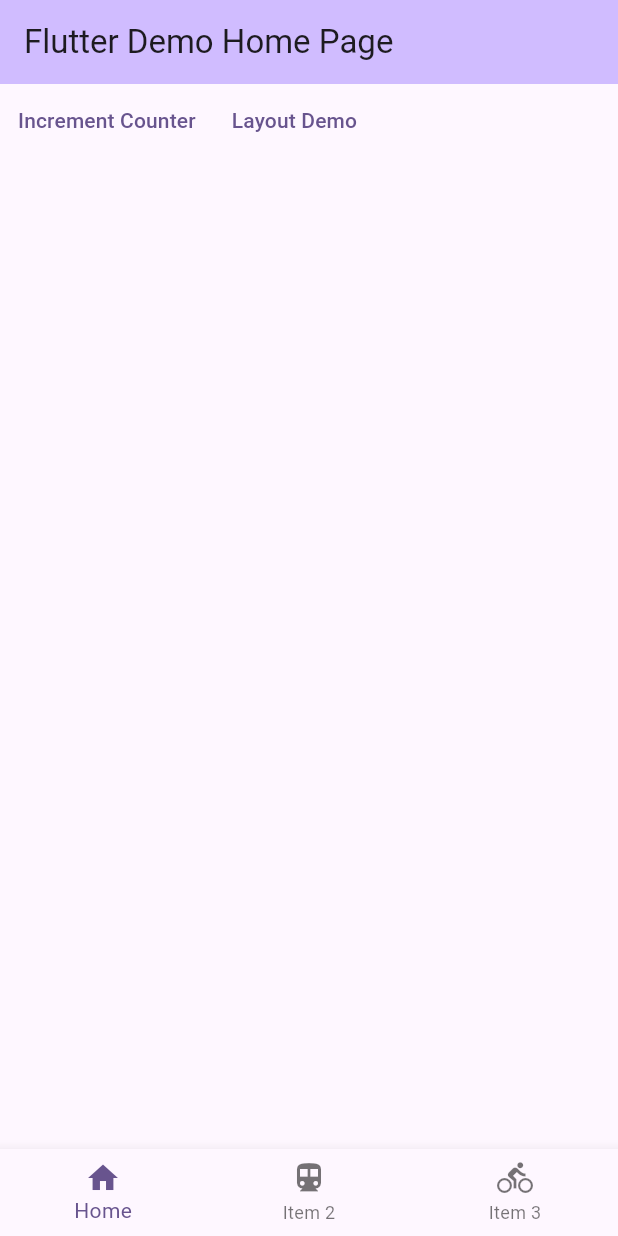
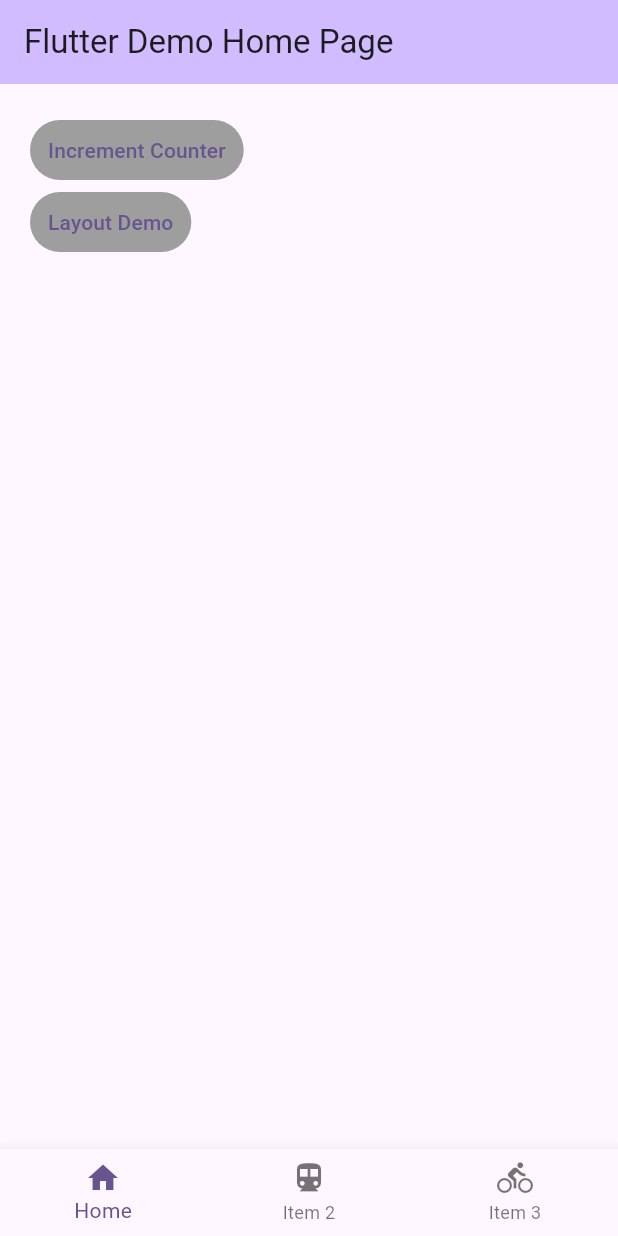
Before and after one commit to lotus0602/flutter_example, a Flutter app: the screen it shows after launch, on a phone screen of 412 x 824 dp. Run offline on Flutter 3.47's test engine with Material 3 defaults, Android fonts, the phone set to English and light mode, and no system bars.

Commit message:
스타일 수정

```diff
--- a/lib/screens/home.dart
+++ b/lib/screens/home.dart
@@ -7,9 +7,15 @@ class Home extends StatelessWidget {
 
   @override
   Widget build(BuildContext context) {
-    return Row(
+    return Padding(
+      padding: const EdgeInsets.all(20),
+      child: Column(
+        crossAxisAlignment: CrossAxisAlignment.start,
         children: [
           TextButton(
+            style: ButtonStyle(
+              backgroundColor: MaterialStateProperty.all(Colors.grey),
+            ),
             child: const Text('Increment Counter'),
             onPressed: () => {
               Navigator.push(
@@ -21,6 +27,9 @@ class Home extends StatelessWidget {
             },
           ),
           TextButton(
+            style: ButtonStyle(
+              backgroundColor: MaterialStateProperty.all(Colors.grey),
+            ),
             child: const Text('Layout Demo'),
             onPressed: () => {
               Navigator.push(
@@ -31,6 +40,7 @@ class Home extends StatelessWidget {
             },
           ),
         ],
+      ),
     );
   }
 }
```
Lines whose indentation alone changed are shown as unchanged.
